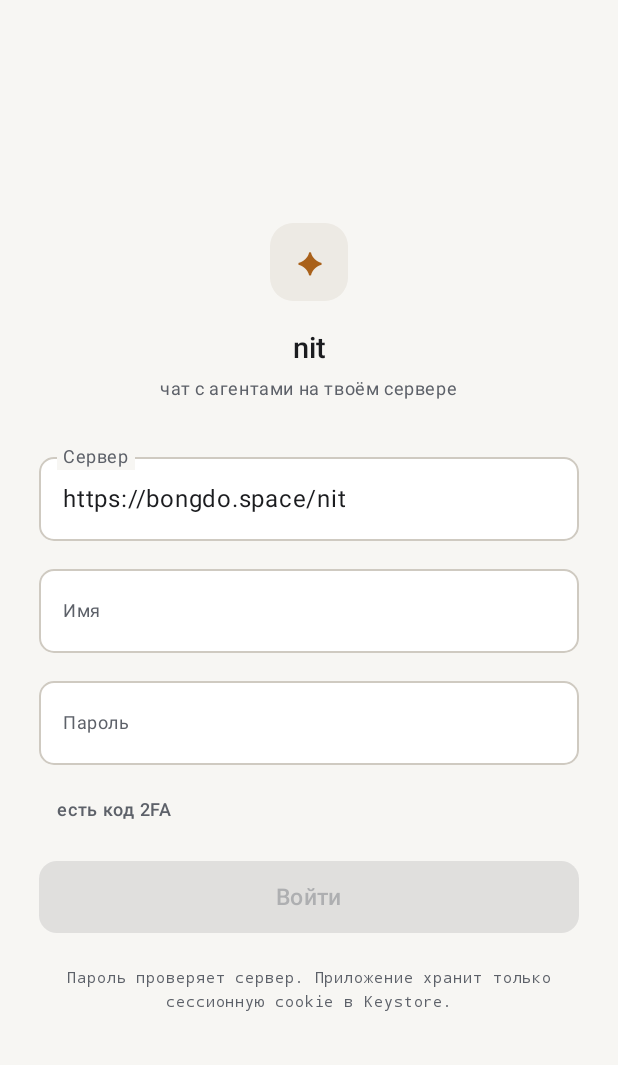
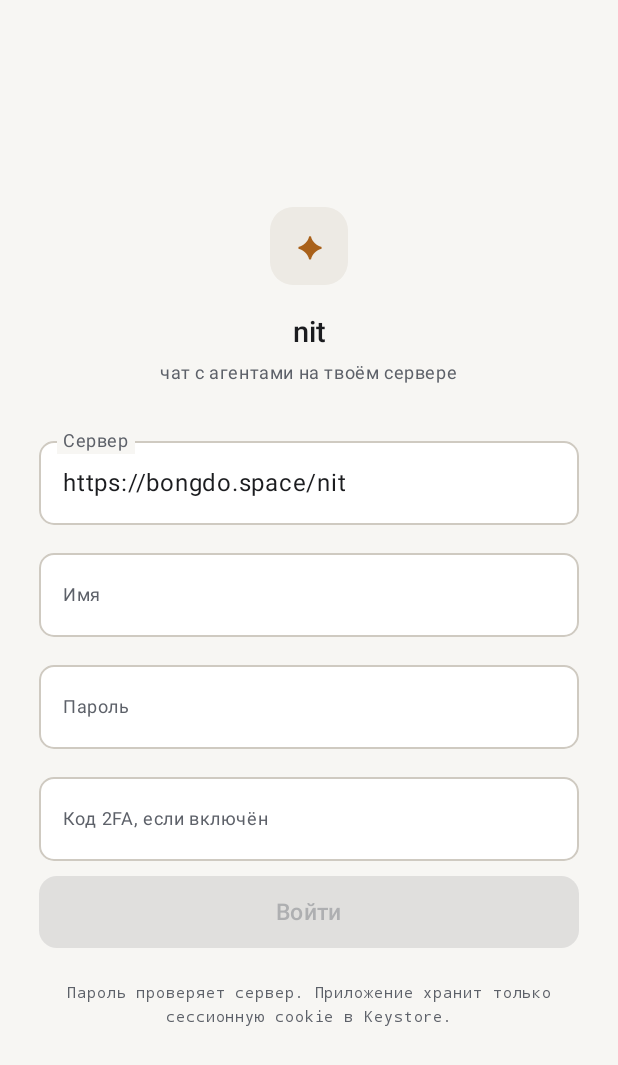
Before and after one commit to bongdo/nit-android, an Android app built with Jetpack Compose: the screen it shows after launch (MainActivity), on a phone screen of 412 x 824 dp. Shown: the top 1065 px of the screen. Run offline under Robolectric (Android 15) with nearby library versions, the phone set to English and light mode, and no system bars; 2 statements that could not run were skipped.

Commit message:
nit-android: login always shows 2FA code, final APK

```diff
--- a/app/src/main/java/space/bongdo/nit/ui/LoginScreen.kt
+++ b/app/src/main/java/space/bongdo/nit/ui/LoginScreen.kt
@@ -46,7 +46,6 @@ fun LoginScreen(state: UiState, viewModel: AppViewModel) {
     var user by remember { mutableStateOf("") }
     var password by remember { mutableStateOf("") }
     var code by remember { mutableStateOf("") }
-    var showCode by remember { mutableStateOf(false) }
 
     fun submit() {
         if (state.busy) return
@@ -103,31 +102,18 @@ fun LoginScreen(state: UiState, viewModel: AppViewModel) {
                 label = "Пароль",
                 placeholder = "••••••••",
                 password = true,
-                ime = if (showCode) ImeAction.Next else ImeAction.Done,
-                onDone = ::submit,
+                ime = ImeAction.Next,
             )
-            if (showCode) {
             Spacer(Modifier.height(10.dp))
             Field(
                 value = code,
                 onValueChange = { code = it },
-                    label = "Код из приложения",
+                label = "Код 2FA, если включён",
                 placeholder = "000000",
                 keyboard = KeyboardType.NumberPassword,
                 ime = ImeAction.Done,
                 onDone = ::submit,
             )
-            }
-            Spacer(Modifier.height(6.dp))
-            Row(Modifier.fillMaxWidth(), horizontalArrangement = Arrangement.Start) {
-                TextButton(onClick = { showCode = !showCode }) {
-                    Text(
-                        if (showCode) "без кода" else "есть код 2FA",
-                        style = MaterialTheme.typography.labelMedium,
-                        color = MaterialTheme.colorScheme.onSurfaceVariant,
-                    )
-                }
-            }
 
             state.loginError?.let { error ->
                 Text(
```
Lines whose indentation alone changed are shown as unchanged.
